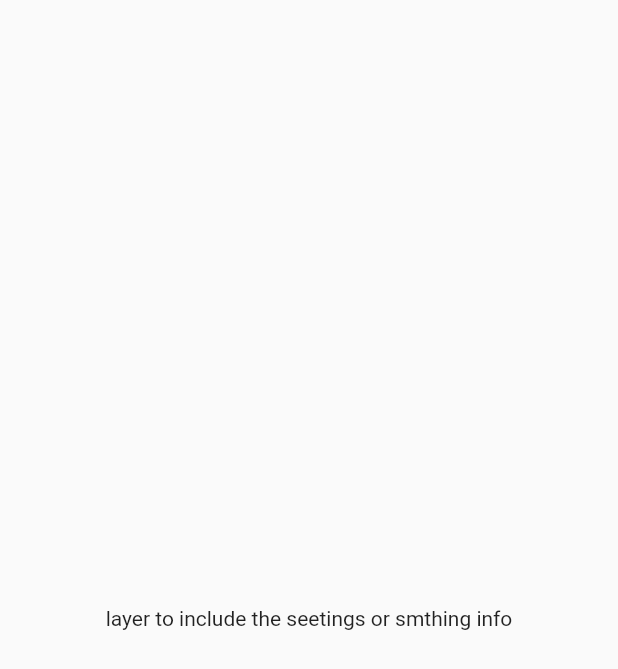
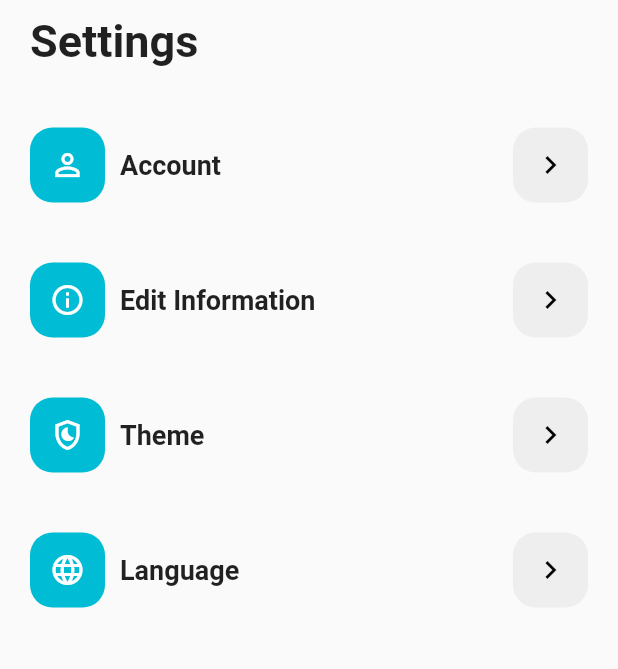
Before and after one commit to MedminderAJCE/MedMinder, a Flutter app: the Settings screen opened directly, on a phone screen of 412 x 824 dp. Shown: the top 669 px of the screen. Run offline on Flutter 3.47's test engine with Material 2 defaults, Android fonts, the phone set to English and light mode, and no system bars; our stand-ins replace cloud_firestore, firebase_auth, firebase_core, fluttertoast; accounts and stored records are empty.

Commit message:
Added settings page

```diff
--- /dev/null
+++ b/lib/reusable_widgets/Settings_file.dart
@@ -0,0 +1,57 @@
+import 'package:flutter/cupertino.dart';
+import 'package:flutter/material.dart';
+
+class SettingsTile extends StatelessWidget {
+  final Color color;
+  final IconData icon;
+  final String title;
+  final VoidCallback onTap;
+
+  const SettingsTile({Key? key,
+    required this.color,
+    required this.icon,
+    required this.title,
+    required this.onTap,
+  }) : super(key: key);
+
+  @override
+  Widget build(BuildContext context) {
+    return Row(
+      children: [
+        Container(
+          width: 50,
+          height: 50,
+          decoration: BoxDecoration(borderRadius: BorderRadius.circular(15),
+            color: color,
+          ),
+          child:  Icon(
+            icon,
+            color: Colors.white,
+          ),
+        ),
+        const SizedBox(width: 10),
+        Text(title,
+          style: const TextStyle(
+            fontSize: 18,
+            fontWeight: FontWeight.bold,
+          ),),
+        const Spacer(),
+          InkWell(
+            onTap: onTap,
+          child: Container(
+          width: 50,
+          height: 50,
+          decoration: BoxDecoration(borderRadius: BorderRadius.circular(15),
+            color: Colors.grey.shade200,
+          ),
+          child: const Icon(
+            Icons.chevron_right_outlined,
+            color: Colors.black,
+          ),
+          ),
+
+        )
+      ],
+    );
+  }
+}
--- a/lib/screens/secondpage.dart
+++ b/lib/screens/secondpage.dart
@@ -1,14 +1,50 @@
 import 'package:flutter/material.dart';
+import 'package:login/reusable_widgets/Settings_file.dart';
 
-class Settings extends StatelessWidget {
-  const Settings({super.key});
+class Settings extends StatefulWidget {
+  const Settings({Key? key}) : super(key: key);
 
   @override
+  State<Settings> createState() => _SettingsState();
+}
+
+class _SettingsState extends State<Settings> {
+  @override
   Widget build(BuildContext context) {
-    return  const Scaffold(
-       body: Center(
-        child: Text("layer to include the seetings or smthing info"),
-      ),
-    );
+    return Scaffold(body: SafeArea(
+        child: Padding(
+          padding: const EdgeInsets.symmetric(horizontal: 20, vertical: 10),
+          child:Column(
+            crossAxisAlignment: CrossAxisAlignment.start,
+            children: [
+              const Text("Settings", style: TextStyle(fontSize: 30, fontWeight: FontWeight.bold)
+              ),
+             const SizedBox(height: 40,),
+              SettingsTile(color: Colors.cyan,
+                  icon: Icons.person_outline,
+                  title: "Account",
+              onTap: (){},),
+              const SizedBox(height: 40,),
+              SettingsTile(color: Colors.cyan,
+                  icon: Icons.info_outline,
+                  title: "Edit Information",
+              onTap: (){},),
+              const SizedBox(height: 40,),
+              SettingsTile(color: Colors.cyan,
+                  icon: Icons.shield_moon_outlined,
+                  title: "Theme",
+                  onTap: (){},
+              ),
+              const SizedBox(height: 40,),
+              SettingsTile(color: Colors.cyan,
+                  icon: Icons.language_outlined,
+                  title: "Language",
+                onTap: (){},
+              ),
+
+            ],
+          ),
+        ),
+    ),);
   }
 }
--- a/lib/screens/signin_screen.dart
+++ b/lib/screens/signin_screen.dart
@@ -60,7 +60,7 @@ class _SignScreenState extends State<SignScreen> {
                       child: TextFormField(
                         controller: nameText,
                         decoration: const InputDecoration(
-                          prefixIcon: Icon(Icons.mail, size: 25),
+                          prefixIcon: Icon(Icons.mail, size: 25,color: Colors.grey),
                           hintText: "Email",
                           hintStyle:
                               TextStyle(fontSize: 18, color: Colors.grey),
--- a/lib/screens/splash.dart
+++ b/lib/screens/splash.dart
@@ -13,9 +13,9 @@ class _SplashScreenState extends State<SplashScreen> {
   @override
   void initState() {
     super.initState();
-    Timer(Duration(seconds: 3), () {
+    Timer(const Duration(seconds: 7), () {
       Navigator.pushReplacement(
-          context, MaterialPageRoute(builder: (context) => SignScreen()));
+          context, MaterialPageRoute(builder: (context) => const SignScreen()));
     });
   }
 
```
